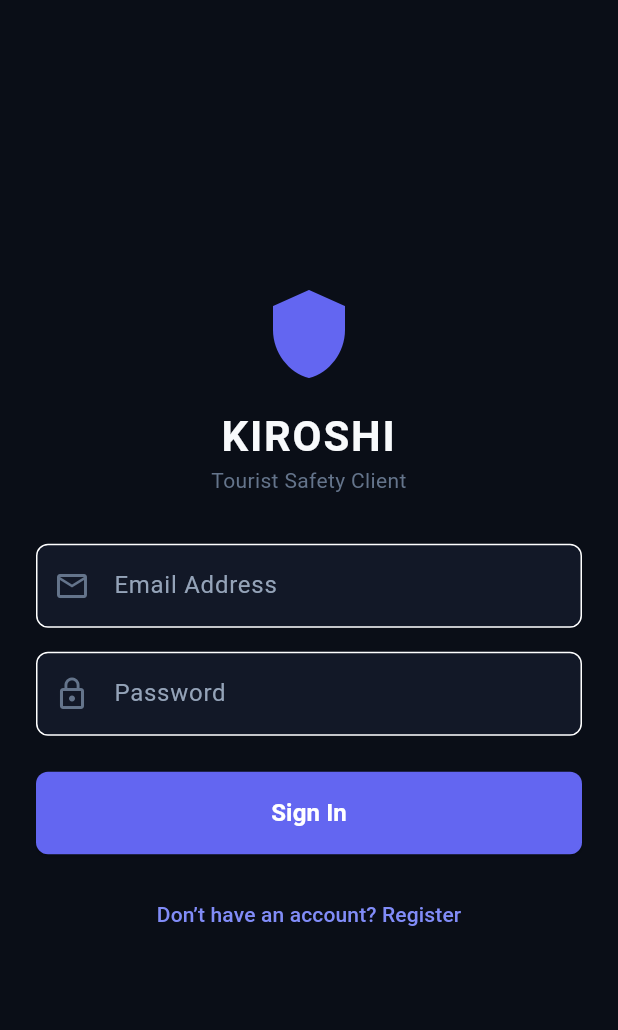
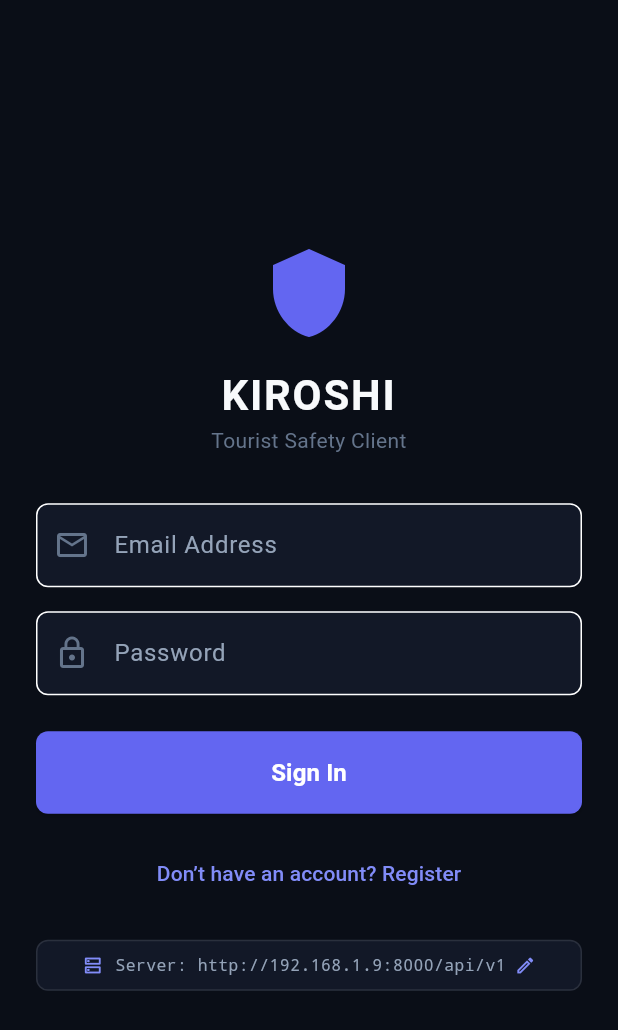
Before and after one commit to vsr-yashwanth/Kiroshi, a Flutter app: the screen it shows after launch, on a phone screen of 412 x 824 dp. Shown: the top 1030 px of the screen. Run offline on Flutter 3.47's test engine with Material 3 defaults, Android fonts, the light colour scheme and no system bars; our stand-ins replace location, shared_preferences; accounts and stored records are empty.

Commit message:
feat(mobile): support dynamic backend server URL, cleartext traffic, and LAN IP default

```diff
--- a/apps/mobile/lib/core/constants/endpoints.dart
+++ b/apps/mobile/lib/core/constants/endpoints.dart
@@ -1,19 +1,40 @@
+import 'package:shared_preferences/shared_preferences.dart';
+
 class Endpoints {
-  // Configured for local development
-  // In Android emulator, 10.0.2.2 maps to host localhost; for iOS simulator, localhost:8000
-  static const String baseUrl = 'http://10.0.2.2:8000/api/v1';
+  // Default to host PC local Wi-Fi IP for testing on physical devices
+  static const String defaultBaseUrl = 'http://192.168.1.9:8000/api/v1';
+  static String _baseUrl = defaultBaseUrl;
 
-  static const String register = '$baseUrl/auth/register';
-  static const String login = '$baseUrl/auth/login';
-  static const String logout = '$baseUrl/auth/logout';
-  static const String me = '$baseUrl/auth/me';
+  static String get baseUrl => _baseUrl;
 
-  static const String touristMe = '$baseUrl/tourists/me';
-  static const String trips = '$baseUrl/trips';
+  static Future<void> init() async {
+    try {
+      final prefs = await SharedPreferences.getInstance();
+      _baseUrl = prefs.getString('server_base_url') ?? defaultBaseUrl;
+    } catch (_) {
+      _baseUrl = defaultBaseUrl;
+    }
+  }
+
+  static Future<void> setBaseUrl(String url) async {
+    _baseUrl = url.trim().replaceAll(RegExp(r'/+$'), '');
+    try {
+      final prefs = await SharedPreferences.getInstance();
+      await prefs.setString('server_base_url', _baseUrl);
+    } catch (_) {}
+  }
+
+  static String get register => '$baseUrl/auth/register';
+  static String get login => '$baseUrl/auth/login';
+  static String get logout => '$baseUrl/auth/logout';
+  static String get me => '$baseUrl/auth/me';
+
+  static String get touristMe => '$baseUrl/tourists/me';
+  static String get trips => '$baseUrl/trips';
   static String tripById(String id) => '$baseUrl/trips/$id';
   static String startTrip(String id) => '$baseUrl/trips/$id/start';
   static String stopTrip(String id) => '$baseUrl/trips/$id/stop';
 
-  static const String location = '$baseUrl/location';
-  static const String zones = '$baseUrl/zones';
+  static String get location => '$baseUrl/location';
+  static String get zones => '$baseUrl/zones';
 }
--- a/apps/mobile/lib/core/network/api_client.dart
+++ b/apps/mobile/lib/core/network/api_client.dart
@@ -36,44 +36,58 @@ class ApiClient {
     throw MobileAppException(errorMessage, response.statusCode);
   }
 
+  static const Duration _timeout = Duration(seconds: 12);
+
   Future<dynamic> get(String url, {bool requireAuth = true}) async {
     try {
       final headers = await _getHeaders(requireAuth: requireAuth);
-      final response = await http.get(Uri.parse(url), headers: headers);
+      final response = await http
+          .get(Uri.parse(url), headers: headers)
+          .timeout(_timeout);
       return _processResponse(response);
     } catch (e) {
       if (e is MobileAppException) rethrow;
-      throw NetworkException('Network error: $e');
+      throw NetworkException(
+        'Could not connect to server ($url). Please verify that the backend is running and reachable on your Wi-Fi network.',
+      );
     }
   }
 
   Future<dynamic> post(String url, {dynamic body, bool requireAuth = true}) async {
     try {
       final headers = await _getHeaders(requireAuth: requireAuth);
-      final response = await http.post(
+      final response = await http
+          .post(
             Uri.parse(url),
             headers: headers,
             body: body != null ? jsonEncode(body) : null,
-      );
+          )
+          .timeout(_timeout);
       return _processResponse(response);
     } catch (e) {
       if (e is MobileAppException) rethrow;
-      throw NetworkException('Network error: $e');
+      throw NetworkException(
+        'Could not connect to server ($url). Please verify that the backend is running and reachable on your Wi-Fi network.',
+      );
     }
   }
 
   Future<dynamic> put(String url, {dynamic body, bool requireAuth = true}) async {
     try {
       final headers = await _getHeaders(requireAuth: requireAuth);
-      final response = await http.put(
+      final response = await http
+          .put(
             Uri.parse(url),
             headers: headers,
             body: body != null ? jsonEncode(body) : null,
-      );
+          )
+          .timeout(_timeout);
       return _processResponse(response);
     } catch (e) {
       if (e is MobileAppException) rethrow;
-      throw NetworkException('Network error: $e');
+      throw NetworkException(
+        'Could not connect to server ($url). Please verify that the backend is running and reachable on your Wi-Fi network.',
+      );
     }
   }
 }
--- a/apps/mobile/lib/main.dart
+++ b/apps/mobile/lib/main.dart
@@ -7,8 +7,11 @@ import 'application/location_state.dart';
 import 'presentation/screens/login_screen.dart';
 import 'presentation/screens/trip_list_screen.dart';
 
-void main() {
+import 'core/constants/endpoints.dart';
+
+void main() async {
   WidgetsFlutterBinding.ensureInitialized();
+  await Endpoints.init();
   runApp(const KiroshiApp());
 }
 
--- a/apps/mobile/lib/presentation/screens/login_screen.dart
+++ b/apps/mobile/lib/presentation/screens/login_screen.dart
@@ -1,6 +1,7 @@
 import 'package:flutter/material.dart';
 import 'package:provider/provider.dart';
 import '../../core/constants/app_colors.dart';
+import '../../core/constants/endpoints.dart';
 import '../../application/auth_state.dart';
 import 'register_screen.dart';
 import 'trip_list_screen.dart';
@@ -22,6 +23,67 @@ class _LoginScreenState extends State<LoginScreen> {
     _emailController.dispose();
     _passwordController.dispose();
     super.dispose();
+  }
+
+  void _showServerDialog() {
+    final controller = TextEditingController(text: Endpoints.baseUrl);
+    showDialog(
+      context: context,
+      builder: (ctx) => AlertDialog(
+        backgroundColor: AppColors.surface,
+        title: const Text('Backend Server URL', style: TextStyle(color: AppColors.textPrimary, fontSize: 18)),
+        content: Column(
+          mainAxisSize: MainAxisSize.min,
+          crossAxisAlignment: CrossAxisAlignment.start,
+          children: [
+            const Text(
+              'Enter your PC\'s Wi-Fi IP address or tunnel URL:',
+              style: TextStyle(color: AppColors.textSecondary, fontSize: 13),
+            ),
+            const SizedBox(height: 12),
+            TextField(
+              controller: controller,
+              style: const TextStyle(color: AppColors.textPrimary),
+              decoration: const InputDecoration(
+                hintText: 'http://192.168.1.9:8000/api/v1',
+                border: OutlineInputBorder(),
+              ),
+            ),
+            const SizedBox(height: 12),
+            Wrap(
+              spacing: 8,
+              children: [
+                ActionChip(
+                  label: const Text('Wi-Fi PC (192.168.1.9)', style: TextStyle(fontSize: 11)),
+                  onPressed: () => controller.text = 'http://192.168.1.9:8000/api/v1',
+                ),
+                ActionChip(
+                  label: const Text('Emulator (10.0.2.2)', style: TextStyle(fontSize: 11)),
+                  onPressed: () => controller.text = 'http://10.0.2.2:8000/api/v1',
+                ),
+              ],
+            ),
+          ],
+        ),
+        actions: [
+          TextButton(
+            onPressed: () => Navigator.pop(ctx),
+            child: const Text('Cancel'),
+          ),
+          ElevatedButton(
+            onPressed: () async {
+              final newUrl = controller.text.trim();
+              if (newUrl.isNotEmpty) {
+                await Endpoints.setBaseUrl(newUrl);
+                if (mounted) setState(() {});
+              }
+              Navigator.pop(ctx);
+            },
+            child: const Text('Save'),
+          ),
+        ],
+      ),
+    );
   }
 
   void _submit() async {
@@ -152,6 +214,40 @@ class _LoginScreenState extends State<LoginScreen> {
                       style: TextStyle(color: AppColors.primaryLight),
                     ),
                   ),
+                  const SizedBox(height: 20),
+                  InkWell(
+                    onTap: _showServerDialog,
+                    borderRadius: BorderRadius.circular(8),
+                    child: Container(
+                      padding: const EdgeInsets.symmetric(horizontal: 12, vertical: 8),
+                      decoration: BoxDecoration(
+                        color: AppColors.surface,
+                        borderRadius: BorderRadius.circular(8),
+                        border: Border.all(color: AppColors.border),
+                      ),
+                      child: Row(
+                        mainAxisAlignment: MainAxisAlignment.center,
+                        mainAxisSize: MainAxisSize.min,
+                        children: [
+                          const Icon(Icons.dns_outlined, size: 14, color: AppColors.primaryLight),
+                          const SizedBox(width: 8),
+                          Flexible(
+                            child: Text(
+                              'Server: ${Endpoints.baseUrl}',
+                              style: const TextStyle(
+                                fontSize: 11,
+                                color: AppColors.textSecondary,
+                                fontFamily: 'monospace',
+                              ),
+                              overflow: TextOverflow.ellipsis,
+                            ),
+                          ),
+                          const SizedBox(width: 6),
+                          const Icon(Icons.edit_outlined, size: 14, color: AppColors.primaryLight),
+                        ],
+                      ),
+                    ),
+                  ),
                 ],
               ),
             ),
```
Also changed, not shown: 1 other file. Lines whose indentation alone changed are shown as unchanged.
